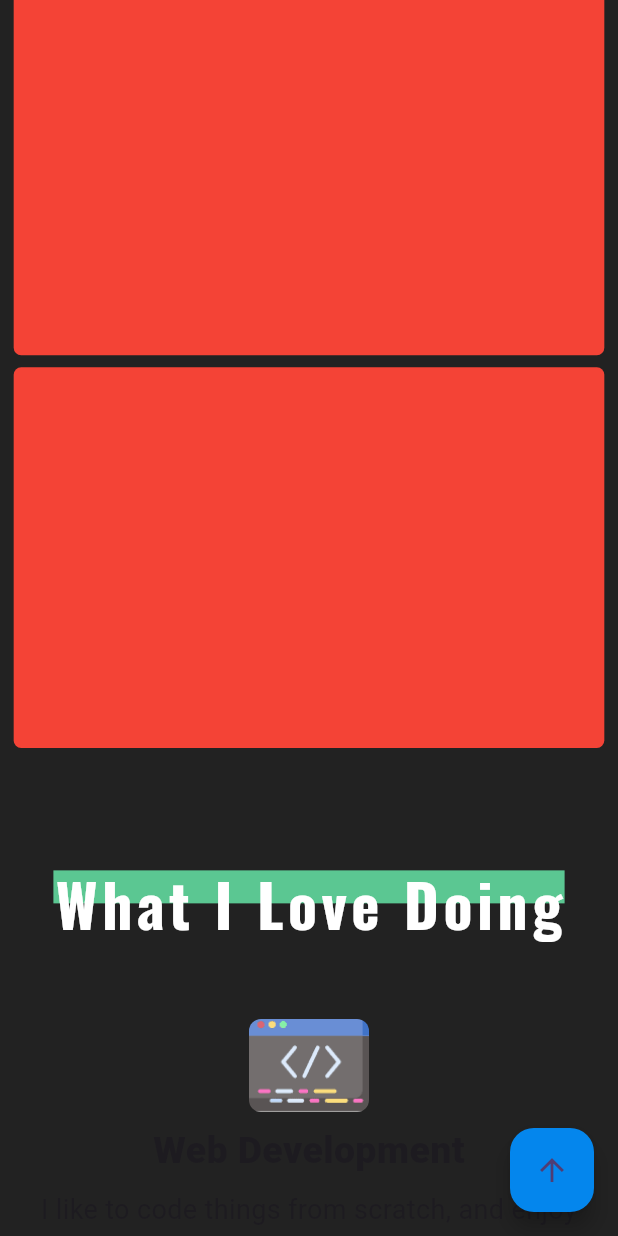
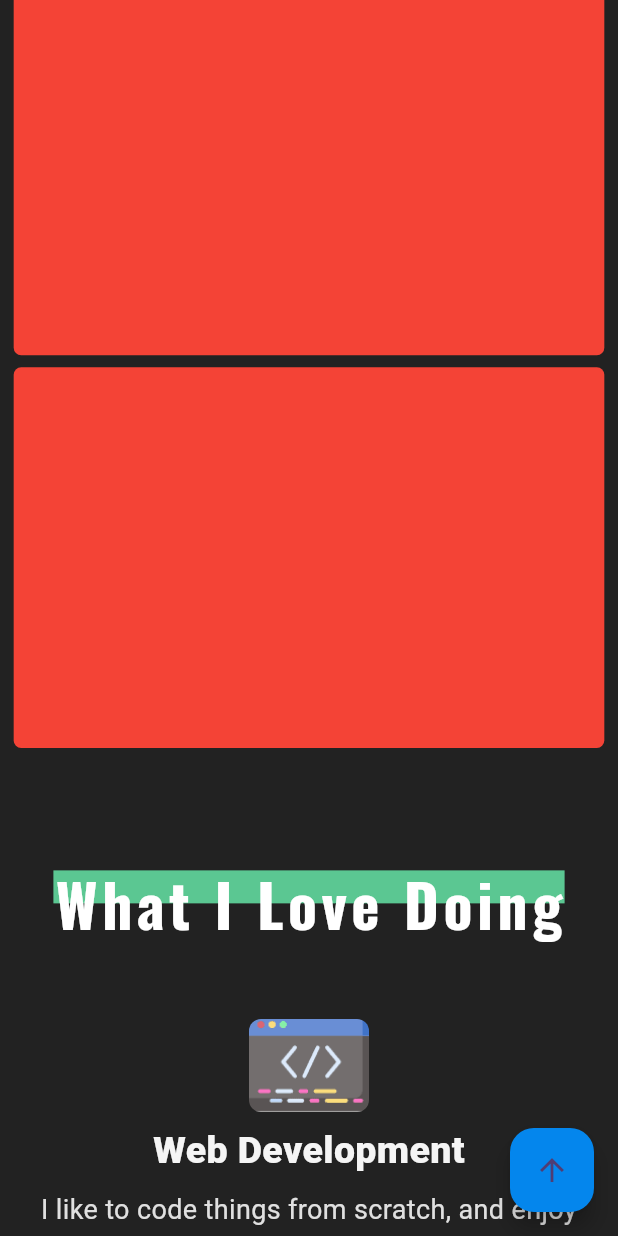
Before and after one commit to Hashimkhann1/MHashim, a Flutter app: the screen it shows after launch, scrolled down 2880 dp, on a phone screen of 412 x 824 dp. Run offline on Flutter 3.47's test engine with Material 3 defaults, Android fonts, the phone set to English and light mode, and no system bars; drawn by our look-alikes of flutter_animate, shimmer; our stand-ins replace font_awesome_flutter; missing offline and left inert: flutter_animated_button.

Commit message:
animation is added

```diff
--- a/lib/view/what_i_do_view/what_i_do_view.dart
+++ b/lib/view/what_i_do_view/what_i_do_view.dart
@@ -1,8 +1,5 @@
 
-import 'package:flutter/material.dart';
-import 'package:myportfolio/res/responsive/responsive.dart';
-import 'package:myportfolio/res/widgets/my_text.dart';
-import 'package:myportfolio/res/widgets/my_title_text.dart';
+import 'package:myportfolio/view.dart';
 
 class WhatIDoView extends StatelessWidget {
   const WhatIDoView({super.key});
@@ -50,7 +47,7 @@ List<Widget> _buildContent(BuildContext context, double width, double height) {
             height: 62,
             decoration: BoxDecoration(
               borderRadius: BorderRadius.circular(8),
-              image: DecorationImage(
+              image: const DecorationImage(
                 image: AssetImage('assets/images/webIcon.png'),
                 fit: BoxFit.cover,
               ),
@@ -63,6 +60,7 @@ List<Widget> _buildContent(BuildContext context, double width, double height) {
             title: "Web Development",
             fontSize: Responsive.isMobile(context) ? 25 : 30,
             fontWeight: FontWeight.w900,
+            color: Colors.grey[100],
           ),
           SizedBox(height: height * 0.01),
 
@@ -72,10 +70,11 @@ List<Widget> _buildContent(BuildContext context, double width, double height) {
             "I like to code things from scratch, and enjoy bringing ideas to life in the browser. As a dedicated developer brings you cutting-edge programming and design.",
             fontSize: Responsive.isMobile(context) ? 18 : 23,
             textAlign: TextAlign.center,
+            color: Colors.grey[300],
           ),
         ],
       ),
-    ),
+    ).animate().fade(delay: 200.ms,duration: const Duration(milliseconds: 300)).moveX(duration: const Duration(milliseconds: 1200),delay: 600.ms),
     SizedBox(width: width * 0.03 , height: Responsive.isMobile(context) ? height * 0.06 : 0,),
 
     /// Mobile App Development section
@@ -91,7 +90,7 @@ List<Widget> _buildContent(BuildContext context, double width, double height) {
             height: 90,
             decoration: BoxDecoration(
               borderRadius: BorderRadius.circular(8),
-              image: DecorationImage(
+              image: const DecorationImage(
                 image: AssetImage('assets/images/app-development.png'),
                 fit: BoxFit.fitHeight,
               ),
@@ -104,6 +103,7 @@ List<Widget> _buildContent(BuildContext context, double width, double height) {
             title: "Mobile App Development",
             fontSize: Responsive.isMobile(context) ? 25 : 30,
             fontWeight: FontWeight.w900,
+            color: Colors.grey[100],
           ),
           SizedBox(height: height * 0.01),
 
@@ -113,9 +113,10 @@ List<Widget> _buildContent(BuildContext context, double width, double height) {
             "Experienced mobile app developer who has a track record of success creating apps that are both well-received and commercially viable.",
             fontSize: Responsive.isMobile(context) ? 18 : 23,
             textAlign: TextAlign.center,
+            color: Colors.grey[300],
           ),
         ],
       ),
-    ),
+    ).animate().fade(delay: 200.ms,duration: const Duration(milliseconds: 300)).moveY(duration: const Duration(milliseconds: 1200),delay: 600.ms),
   ];
 }}
```
